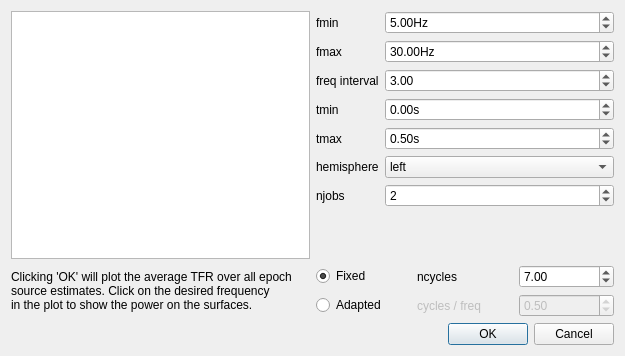
Above: qt4Designer_ui_files/stcFreqDialog.ui from cibr-jyu/meggie before the change. Below: the same form after it.
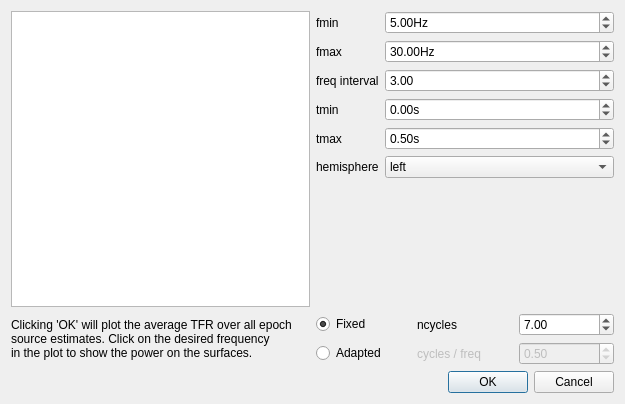
That is the form after the change.

What changed in the file:
```diff
--- a/qt4Designer_ui_files/stcFreqDialog.ui
+++ b/qt4Designer_ui_files/stcFreqDialog.ui
@@ -7,7 +7,7 @@
     <x>0</x>
     <y>0</y>
     <width>625</width>
-    <height>356</height>
+    <height>404</height>
    </rect>
   </property>
   <property name="windowTitle">
@@ -134,26 +134,6 @@
        </item>
       </widget>
      </item>
-     <item row="6" column="0">
-      <widget class="QLabel" name="njobsLabel">
-       <property name="text">
-        <string>njobs</string>
-       </property>
-      </widget>
-     </item>
-     <item row="6" column="1">
-      <widget class="QSpinBox" name="spinBoxNjobs">
-       <property name="minimum">
-        <number>1</number>
-       </property>
-       <property name="maximum">
-        <number>8</number>
-       </property>
-       <property name="value">
-        <number>2</number>
-       </property>
-      </widget>
-     </item>
     </layout>
    </item>
    <item row="1" column="1">
```
Left out of the diff: 1 changed line with no effect on the pictures.
